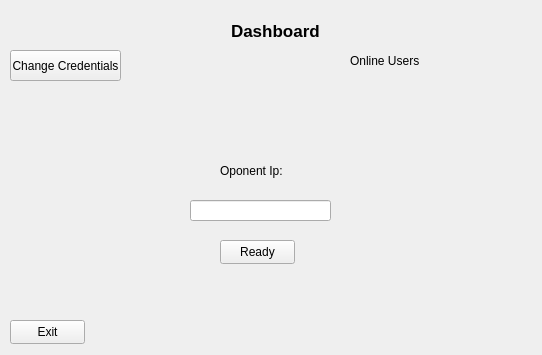
Above: windows/Dashboard/dashboard.ui from hamidreza2005/PlanetVsZombies before the change. Below: the same form after it.
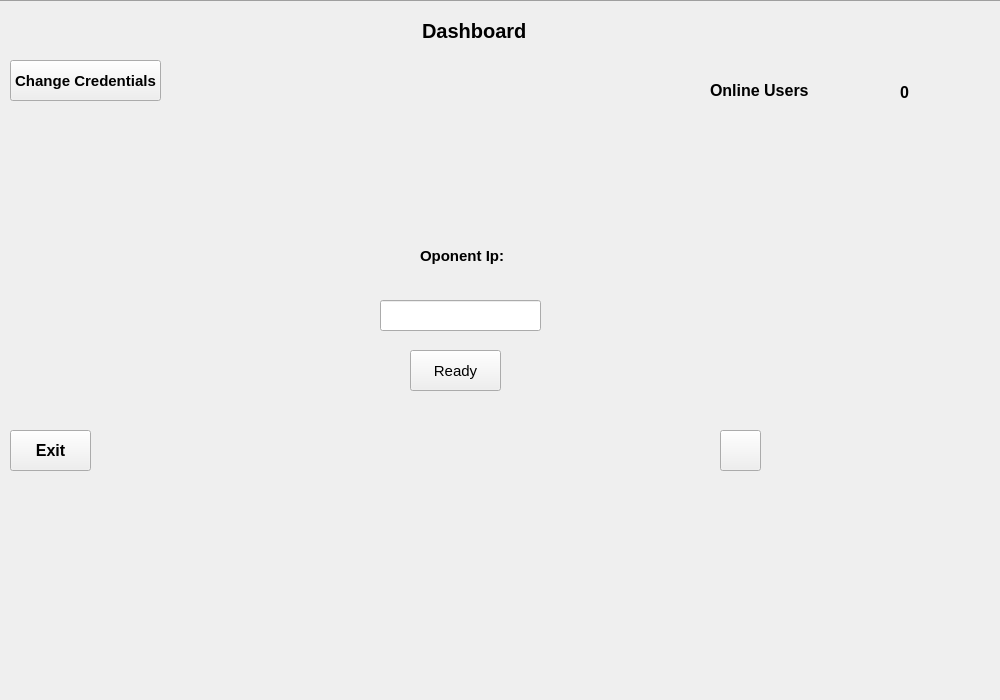
That is the form after the change. Icons and pictures are not drawn.

Diff of the .ui file:
```diff
--- a/windows/Dashboard/dashboard.ui
+++ b/windows/Dashboard/dashboard.ui
@@ -6,25 +6,36 @@
    <rect>
     <x>0</x>
     <y>0</y>
-    <width>542</width>
-    <height>355</height>
+    <width>1000</width>
+    <height>700</height>
    </rect>
   </property>
+  <property name="font">
+   <font>
+    <pointsize>11</pointsize>
+   </font>
+  </property>
   <property name="windowTitle">
    <string>Dashboard</string>
   </property>
+  <property name="autoFillBackground">
+   <bool>true</bool>
+  </property>
+  <property name="styleSheet">
+   <string notr="true"/>
+  </property>
   <widget class="QLabel" name="label">
    <property name="geometry">
     <rect>
-     <x>190</x>
+     <x>380</x>
      <y>10</y>
-     <width>171</width>
+     <width>191</width>
      <height>41</height>
     </rect>
    </property>
    <property name="font">
     <font>
-     <pointsize>13</pointsize>
+     <pointsize>15</pointsize>
      <bold>true</bold>
     </font>
    </property>
@@ -48,11 +59,20 @@
    <property name="geometry">
     <rect>
      <x>10</x>
-     <y>320</y>
-     <width>75</width>
-     <height>24</height>
+     <y>430</y>
+     <width>81</width>
+     <height>41</height>
     </rect>
    </property>
+   <property name="font">
+    <font>
+     <pointsize>12</pointsize>
+     <bold>true</bold>
+    </font>
+   </property>
+   <property name="cursor">
+    <cursorShape>PointingHandCursor</cursorShape>
+   </property>
    <property name="text">
     <string>Exit</string>
    </property>
@@ -60,12 +80,18 @@
   <widget class="QLabel" name="label_2">
    <property name="geometry">
     <rect>
-     <x>350</x>
-     <y>50</y>
+     <x>710</x>
+     <y>80</y>
      <width>101</width>
      <height>21</height>
     </rect>
    </property>
+   <property name="font">
+    <font>
+     <pointsize>12</pointsize>
+     <bold>true</bold>
+    </font>
+   </property>
    <property name="text">
     <string>Online Users</string>
    </property>
@@ -74,11 +100,17 @@
    <property name="geometry">
     <rect>
      <x>10</x>
-     <y>50</y>
-     <width>111</width>
-     <height>31</height>
+     <y>60</y>
+     <width>151</width>
+     <height>41</height>
     </rect>
    </property>
+   <property name="font">
+    <font>
+     <pointsize>11</pointsize>
+     <bold>true</bold>
+    </font>
+   </property>
    <property name="text">
     <string>Change Credentials</string>
    </property>
@@ -86,20 +118,29 @@
   <widget class="QLineEdit" name="opponentIp">
    <property name="geometry">
     <rect>
-     <x>190</x>
-     <y>200</y>
-     <width>141</width>
-     <height>21</height>
+     <x>380</x>
+     <y>300</y>
+     <width>161</width>
+     <height>31</height>
     </rect>
    </property>
+   <property name="font">
+    <font>
+     <pointsize>12</pointsize>
+     <bold>true</bold>
+    </font>
+   </property>
+   <property name="acceptDrops">
+    <bool>true</bool>
+   </property>
   </widget>
   <widget class="QPushButton" name="ready">
    <property name="geometry">
     <rect>
-     <x>220</x>
-     <y>240</y>
-     <width>75</width>
-     <height>24</height>
+     <x>410</x>
+     <y>350</y>
+     <width>91</width>
+     <height>41</height>
     </rect>
    </property>
    <property name="text">
@@ -109,12 +150,18 @@
   <widget class="QLabel" name="label_3">
    <property name="geometry">
     <rect>
-     <x>220</x>
-     <y>160</y>
-     <width>81</width>
-     <height>21</height>
+     <x>420</x>
+     <y>240</y>
+     <width>101</width>
+     <height>31</height>
     </rect>
    </property>
+   <property name="font">
+    <font>
+     <pointsize>11</pointsize>
+     <bold>true</bold>
+    </font>
+   </property>
    <property name="text">
     <string>Oponent Ip:</string>
    </property>
@@ -122,29 +169,96 @@
   <widget class="QLabel" name="onlineClientsCount">
    <property name="geometry">
     <rect>
-     <x>470</x>
-     <y>50</y>
+     <x>900</x>
+     <y>84</y>
      <width>50</width>
      <height>16</height>
     </rect>
    </property>
+   <property name="font">
+    <font>
+     <pointsize>12</pointsize>
+     <bold>true</bold>
+    </font>
+   </property>
    <property name="text">
-    <string/>
+    <string>0</string>
    </property>
   </widget>
   <widget class="QLabel" name="onlineClients">
    <property name="geometry">
     <rect>
-     <x>360</x>
-     <y>90</y>
-     <width>171</width>
-     <height>201</height>
+     <x>710</x>
+     <y>120</y>
+     <width>241</width>
+     <height>271</height>
     </rect>
    </property>
+   <property name="font">
+    <font>
+     <pointsize>11</pointsize>
+     <bold>true</bold>
+    </font>
+   </property>
+   <property name="styleSheet">
+    <string notr="true">color: rgb(0, 0, 0);</string>
+   </property>
    <property name="text">
     <string/>
    </property>
   </widget>
+  <widget class="QPushButton" name="refreshUsers">
+   <property name="geometry">
+    <rect>
+     <x>720</x>
+     <y>430</y>
+     <width>41</width>
+     <height>41</height>
+    </rect>
+   </property>
+   <property name="cursor">
+    <cursorShape>PointingHandCursor</cursorShape>
+   </property>
+   <property name="text">
+    <string/>
+   </property>
+   <property name="icon">
+    <iconset theme="emblem-synchronized"/>
+   </property>
+  </widget>
+  <widget class="QFrame" name="frame">
+   <property name="geometry">
+    <rect>
+     <x>-11</x>
+     <y>-1</y>
+     <width>1051</width>
+     <height>751</height>
+    </rect>
+   </property>
+   <property name="autoFillBackground">
+    <bool>false</bool>
+   </property>
+   <property name="styleSheet">
+    <string notr="true">background-image: url(:/resources/images/background.png);</string>
+   </property>
+   <property name="frameShape">
+    <enum>QFrame::Shape::Box</enum>
+   </property>
+   <property name="frameShadow">
+    <enum>QFrame::Shadow::Raised</enum>
+   </property>
+  </widget>
+  <zorder>frame</zorder>
+  <zorder>label</zorder>
+  <zorder>exit</zorder>
+  <zorder>label_2</zorder>
+  <zorder>changeCredentials</zorder>
+  <zorder>opponentIp</zorder>
+  <zorder>ready</zorder>
+  <zorder>label_3</zorder>
+  <zorder>onlineClientsCount</zorder>
+  <zorder>onlineClients</zorder>
+  <zorder>refreshUsers</zorder>
  </widget>
  <resources/>
  <connections/>
```
Left out of the diff: 4 changed lines with no effect on the pictures.
